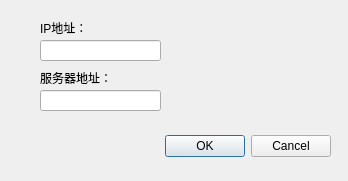
Qt form AQRVison/dialogsetting.ui (MacavityT/2D_ScrewLocation) before a commit.
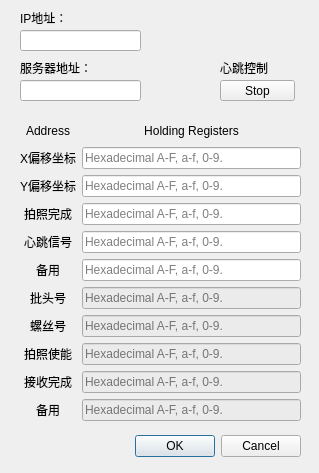
The same form after that commit.

```diff
--- a/AQRVison/dialogsetting.ui
+++ b/AQRVison/dialogsetting.ui
@@ -6,8 +6,8 @@
    <rect>
     <x>0</x>
     <y>0</y>
-    <width>348</width>
-    <height>181</height>
+    <width>319</width>
+    <height>473</height>
    </rect>
   </property>
   <property name="windowTitle">
@@ -16,8 +16,8 @@
   <widget class="QDialogButtonBox" name="buttonBox">
    <property name="geometry">
     <rect>
-     <x>30</x>
-     <y>130</y>
+     <x>0</x>
+     <y>430</y>
      <width>301</width>
      <height>32</height>
     </rect>
@@ -32,8 +32,8 @@
   <widget class="QLineEdit" name="TcpAddress">
    <property name="geometry">
     <rect>
-     <x>40</x>
-     <y>40</y>
+     <x>20</x>
+     <y>30</y>
      <width>121</width>
      <height>21</height>
     </rect>
@@ -42,8 +42,8 @@
   <widget class="QLabel" name="label">
    <property name="geometry">
     <rect>
-     <x>40</x>
-     <y>20</y>
+     <x>20</x>
+     <y>10</y>
      <width>72</width>
      <height>15</height>
     </rect>
@@ -55,8 +55,8 @@
   <widget class="QLineEdit" name="TcpServer">
    <property name="geometry">
     <rect>
-     <x>40</x>
-     <y>90</y>
+     <x>20</x>
+     <y>80</y>
      <width>121</width>
      <height>21</height>
     </rect>
@@ -65,8 +65,8 @@
   <widget class="QLabel" name="label_2">
    <property name="geometry">
     <rect>
-     <x>40</x>
-     <y>70</y>
+     <x>20</x>
+     <y>60</y>
      <width>91</width>
      <height>16</height>
     </rect>
@@ -75,6 +75,279 @@
     <string>服务器地址：</string>
    </property>
   </widget>
+  <widget class="QWidget" name="layoutWidget">
+   <property name="geometry">
+    <rect>
+     <x>20</x>
+     <y>120</y>
+     <width>281</width>
+     <height>301</height>
+    </rect>
+   </property>
+   <layout class="QGridLayout" name="gridLayout_3">
+    <item row="1" column="0">
+     <widget class="QLabel" name="label_28">
+      <property name="text">
+       <string>X偏移坐标</string>
+      </property>
+      <property name="alignment">
+       <set>Qt::AlignCenter</set>
+      </property>
+     </widget>
+    </item>
+    <item row="9" column="1">
+     <widget class="QLineEdit" name="holdReg_8">
+      <property name="styleSheet">
+       <string notr="true">background-color: rgb(235, 235, 235);</string>
+      </property>
+      <property name="maxLength">
+       <number>32767</number>
+      </property>
+      <property name="placeholderText">
+       <string>Hexadecimal A-F, a-f, 0-9.</string>
+      </property>
+     </widget>
+    </item>
+    <item row="1" column="1">
+     <widget class="QLineEdit" name="holdReg_0">
+      <property name="maxLength">
+       <number>32767</number>
+      </property>
+      <property name="placeholderText">
+       <string>Hexadecimal A-F, a-f, 0-9.</string>
+      </property>
+     </widget>
+    </item>
+    <item row="10" column="1">
+     <widget class="QLineEdit" name="holdReg_9">
+      <property name="styleSheet">
+       <string notr="true">background-color: rgb(235, 235, 235);</string>
+      </property>
+      <property name="maxLength">
+       <number>32767</number>
+      </property>
+      <property name="placeholderText">
+       <string>Hexadecimal A-F, a-f, 0-9.</string>
+      </property>
+     </widget>
+    </item>
+    <item row="3" column="0">
+     <widget class="QLabel" name="label_24">
+      <property name="text">
+       <string>拍照完成</string>
+      </property>
+      <property name="alignment">
+       <set>Qt::AlignCenter</set>
+      </property>
+     </widget>
+    </item>
+    <item row="5" column="0">
+     <widget class="QLabel" name="label_9">
+      <property name="text">
+       <string>备用</string>
+      </property>
+      <property name="alignment">
+       <set>Qt::AlignCenter</set>
+      </property>
+     </widget>
+    </item>
+    <item row="4" column="0">
+     <widget class="QLabel" name="label_17">
+      <property name="text">
+       <string>心跳信号</string>
+      </property>
+      <property name="alignment">
+       <set>Qt::AlignCenter</set>
+      </property>
+     </widget>
+    </item>
+    <item row="10" column="0">
+     <widget class="QLabel" name="label_19">
+      <property name="text">
+       <string>备用</string>
+      </property>
+      <property name="alignment">
+       <set>Qt::AlignCenter</set>
+      </property>
+     </widget>
+    </item>
+    <item row="6" column="0">
+     <widget class="QLabel" name="label_18">
+      <property name="text">
+       <string>批头号</string>
+      </property>
+      <property name="alignment">
+       <set>Qt::AlignCenter</set>
+      </property>
+     </widget>
+    </item>
+    <item row="2" column="0">
+     <widget class="QLabel" name="label_25">
+      <property name="text">
+       <string>Y偏移坐标</string>
+      </property>
+      <property name="alignment">
+       <set>Qt::AlignCenter</set>
+      </property>
+     </widget>
+    </item>
+    <item row="8" column="0">
+     <widget class="QLabel" name="label_26">
+      <property name="text">
+       <string>拍照使能</string>
+      </property>
+      <property name="alignment">
+       <set>Qt::AlignCenter</set>
+      </property>
+     </widget>
+    </item>
+    <item row="7" column="0">
+     <widget class="QLabel" name="label_20">
+      <property name="text">
+       <string>螺丝号</string>
+      </property>
+      <property name="alignment">
+       <set>Qt::AlignCenter</set>
+      </property>
+     </widget>
+    </item>
+    <item row="0" column="0">
+     <widget class="QLabel" name="address_lable">
+      <property name="text">
+       <string>Address</string>
+      </property>
+      <property name="alignment">
+       <set>Qt::AlignCenter</set>
+      </property>
+     </widget>
+    </item>
+    <item row="9" column="0">
+     <widget class="QLabel" name="label_27">
+      <property name="text">
+       <string>接收完成</string>
+      </property>
+      <property name="alignment">
+       <set>Qt::AlignCenter</set>
+      </property>
+     </widget>
+    </item>
+    <item row="2" column="1">
+     <widget class="QLineEdit" name="holdReg_1">
+      <property name="maxLength">
+       <number>32767</number>
+      </property>
+      <property name="placeholderText">
+       <string>Hexadecimal A-F, a-f, 0-9.</string>
+      </property>
+     </widget>
+    </item>
+    <item row="4" column="1">
+     <widget class="QLineEdit" name="holdReg_3">
+      <property name="maxLength">
+       <number>32767</number>
+      </property>
+      <property name="placeholderText">
+       <string>Hexadecimal A-F, a-f, 0-9.</string>
+      </property>
+     </widget>
+    </item>
+    <item row="3" column="1">
+     <widget class="QLineEdit" name="holdReg_2">
+      <property name="maxLength">
+       <number>32767</number>
+      </property>
+      <property name="placeholderText">
+       <string>Hexadecimal A-F, a-f, 0-9.</string>
+      </property>
+     </widget>
+    </item>
+    <item row="6" column="1">
+     <widget class="QLineEdit" name="holdReg_5">
+      <property name="styleSheet">
+       <string notr="true">background-color: rgb(235, 235, 235);</string>
+      </property>
+      <property name="maxLength">
+       <number>32767</number>
+      </property>
+      <property name="placeholderText">
+       <string>Hexadecimal A-F, a-f, 0-9.</string>
+      </property>
+     </widget>
+    </item>
+    <item row="5" column="1">
+     <widget class="QLineEdit" name="holdReg_4">
+      <property name="maxLength">
+       <number>32767</number>
+      </property>
+      <property name="placeholderText">
+       <string>Hexadecimal A-F, a-f, 0-9.</string>
+      </property>
+     </widget>
+    </item>
+    <item row="7" column="1">
+     <widget class="QLineEdit" name="holdReg_6">
+      <property name="styleSheet">
+       <string notr="true">background-color: rgb(235, 235, 235);</string>
+      </property>
+      <property name="maxLength">
+       <number>32767</number>
+      </property>
+      <property name="placeholderText">
+       <string>Hexadecimal A-F, a-f, 0-9.</string>
+      </property>
+     </widget>
+    </item>
+    <item row="8" column="1">
+     <widget class="QLineEdit" name="holdReg_7">
+      <property name="styleSheet">
+       <string notr="true">background-color: rgb(235, 235, 235);</string>
+      </property>
+      <property name="maxLength">
+       <number>32767</number>
+      </property>
+      <property name="placeholderText">
+       <string>Hexadecimal A-F, a-f, 0-9.</string>
+      </property>
+     </widget>
+    </item>
+    <item row="0" column="1">
+     <widget class="QLabel" name="holdingRegisters_3">
+      <property name="text">
+       <string>Holding Registers</string>
+      </property>
+      <property name="alignment">
+       <set>Qt::AlignCenter</set>
+      </property>
+     </widget>
+    </item>
+   </layout>
+  </widget>
+  <widget class="QPushButton" name="HeartBeatControl">
+   <property name="geometry">
+    <rect>
+     <x>220</x>
+     <y>80</y>
+     <width>75</width>
+     <height>21</height>
+    </rect>
+   </property>
+   <property name="text">
+    <string>Stop</string>
+   </property>
+  </widget>
+  <widget class="QLabel" name="label_3">
+   <property name="geometry">
+    <rect>
+     <x>220</x>
+     <y>60</y>
+     <width>91</width>
+     <height>16</height>
+    </rect>
+   </property>
+   <property name="text">
+    <string>心跳控制</string>
+   </property>
+  </widget>
  </widget>
  <resources/>
  <connections>
```
